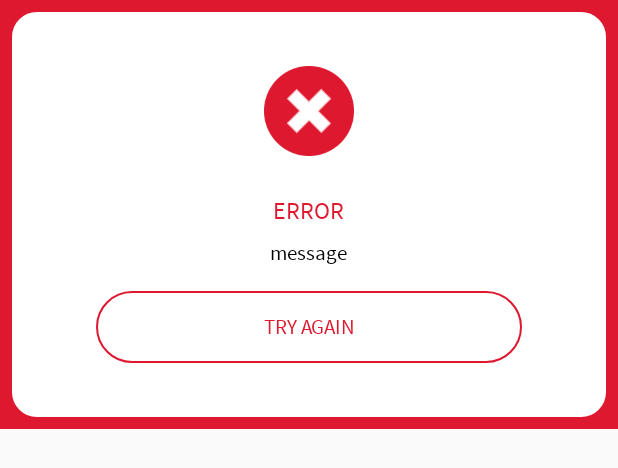
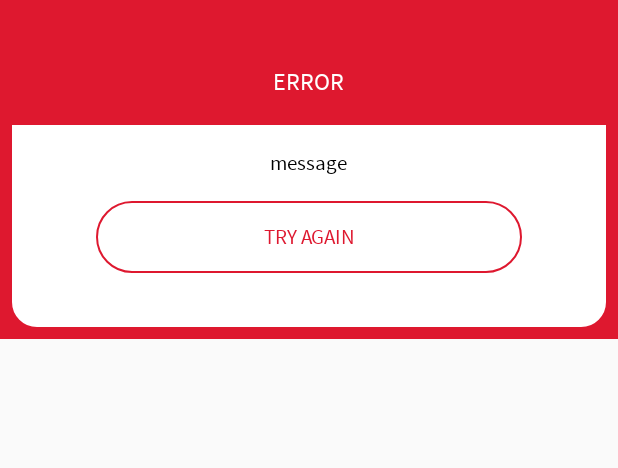
Before and after one commit to MQ9Realper/ur254, an Android app: the layout layout_error_dialog.xml on its own in the app's theme, with its tools: preview values and no code run, on a phone screen of 412 x 824 dp. Shown: the top 468 px of the screen. Run offline under Robolectric (Android 15) with nearby library versions, the phone set to English and light mode, and no system bars.

Commit message:
Refactor error dialog layout

```diff
--- a/app/src/main/res/layout/layout_error_dialog.xml
+++ b/app/src/main/res/layout/layout_error_dialog.xml
@@ -19,30 +19,40 @@
             android:layout_centerHorizontal="true"
             android:layout_marginTop="36dp"
             android:contentDescription="@string/app_name"
-            android:src="@drawable/error" />
+            android:src="@drawable/error"
+            android:visibility="gone" />
+
+        <RelativeLayout
+            android:id="@+id/layoutHeading"
+            android:layout_width="match_parent"
+            android:layout_height="wrap_content"
+            android:background="@color/colorPrimary">
 
             <com.patriot.ur254.views.Txt
                 android:id="@+id/textViewProgressText"
                 android:layout_width="wrap_content"
                 android:layout_height="wrap_content"
-            android:layout_below="@+id/imageViewError"
                 android:layout_centerHorizontal="true"
                 android:layout_marginBottom="8dp"
                 android:layout_marginTop="26dp"
+                android:padding="10dp"
                 android:text="ERROR"
-            android:textColor="@color/colorPrimary"
+                android:textColor="@android:color/white"
                 android:textSize="16sp"
                 android:textStyle="bold" />
+
+        </RelativeLayout>
 
         <com.patriot.ur254.views.Txt
             android:id="@+id/textViewErrorMessage"
             android:layout_width="wrap_content"
             android:layout_height="wrap_content"
-            android:layout_below="@+id/textViewProgressText"
+            android:layout_below="@+id/layoutHeading"
             android:layout_centerHorizontal="true"
             android:layout_marginBottom="16dp"
             android:layout_marginLeft="16dp"
             android:layout_marginRight="16dp"
+            android:layout_marginTop="16dp"
             android:text="message"
             android:textColor="@android:color/black"
             android:textSize="14sp"
```
Lines whose indentation alone changed are shown as unchanged.
